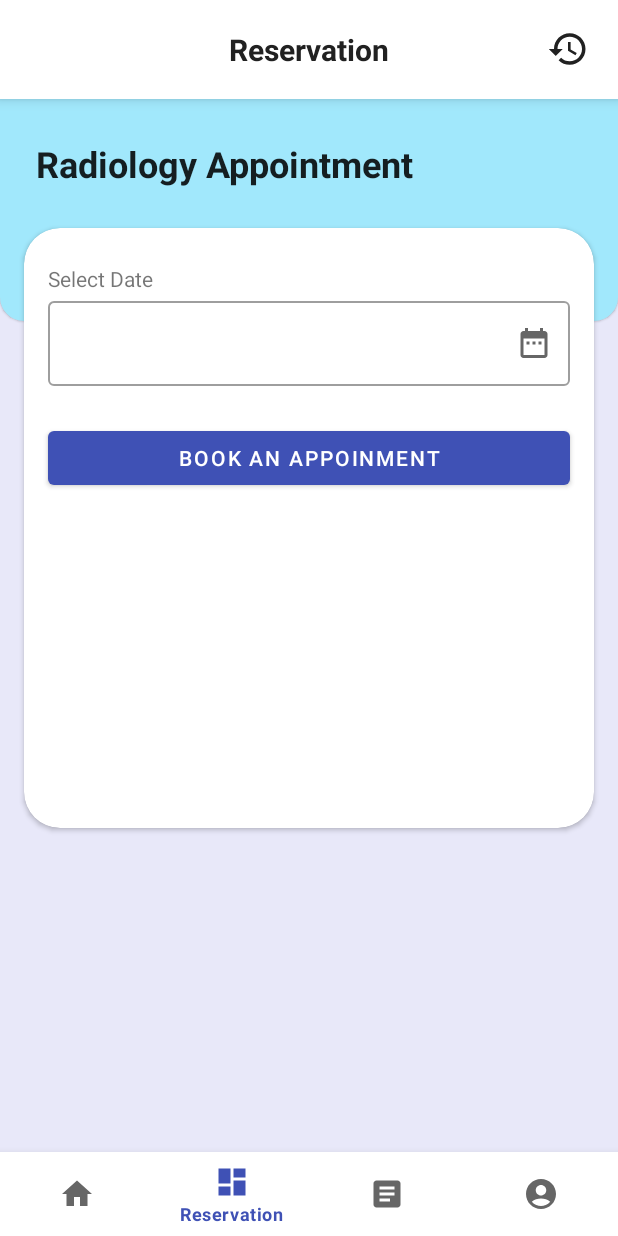
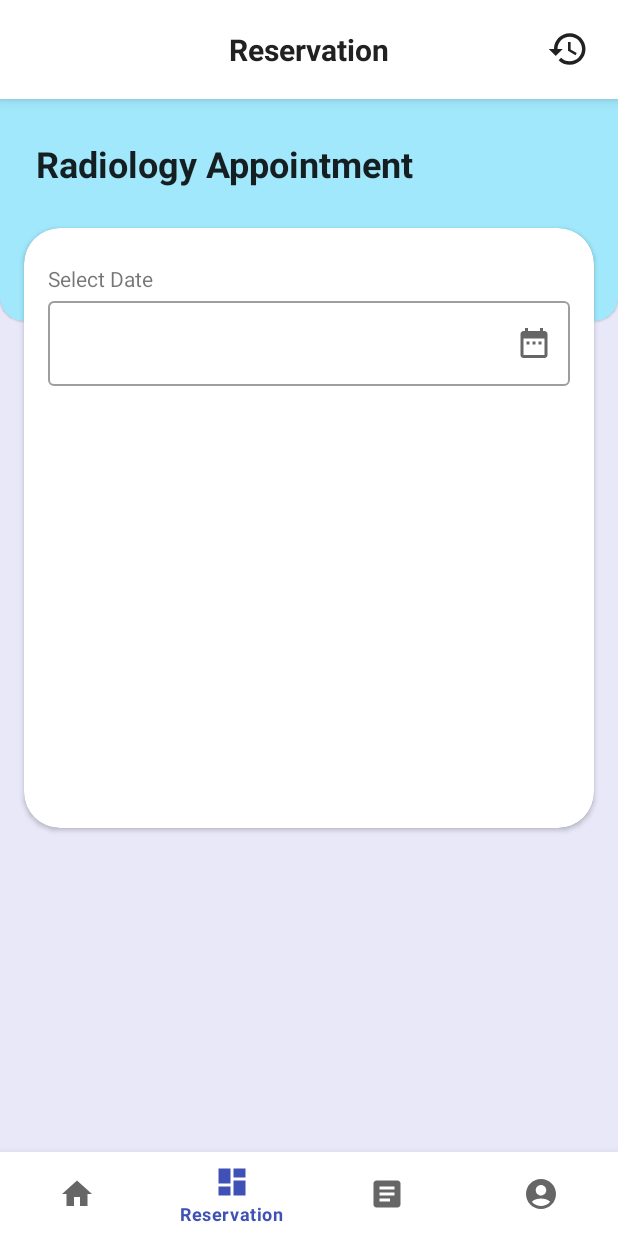
Before and after one commit to er4files/Mira, an Android app: the ReservationFragment screen opened through its navigation route, on a phone screen of 412 x 824 dp. Run offline under Robolectric (Android 15) with nearby library versions, the light colour scheme and no system bars; our stand-ins replace Firebase (no records; nobody signed in at launch, a user with empty details on screens opened directly), navigation-ui; network calls fail; pictures from the network do not load; 1 statement that could not run was skipped.

Commit message:
Revert "Add date logic at reservation"
This reverts commit 2d6e30f216a5107ca99ba8a2e38868597c1396da.

```diff
--- a/app/src/main/res/layout/activity_form_reservation.xml
+++ b/app/src/main/res/layout/activity_form_reservation.xml
@@ -257,7 +257,7 @@
                 app:layout_constraintTop_toTopOf="parent" />
 
             <TextView
-                android:id="@+id/dateTextView"
+                android:id="@+id/dateTv"
                 android:layout_width="wrap_content"
                 android:layout_height="wrap_content"
                 android:layout_marginStart="24dp"
--- a/app/src/main/res/layout/fragment_reservation.xml
+++ b/app/src/main/res/layout/fragment_reservation.xml
@@ -88,16 +88,6 @@
                 <!--                    app:layout_constraintStart_toStartOf="parent"-->
                 <!--                    app:layout_constraintTop_toTopOf="parent" />-->
 
-                <TextView
-                    android:id="@+id/textView7"
-                    android:layout_width="wrap_content"
-                    android:layout_height="wrap_content"
-                    android:layout_marginStart="16dp"
-                    android:layout_marginTop="24dp"
-                    android:text="@string/reservation_select_date"
-                    app:layout_constraintStart_toStartOf="parent"
-                    app:layout_constraintTop_toTopOf="parent" />
-
                 <com.google.android.material.textfield.TextInputLayout
                     android:id="@+id/dateTextInputLayout"
                     style="@style/Widget.MaterialComponents.TextInputLayout.OutlinedBox"
@@ -117,18 +107,15 @@
                         android:layout_height="wrap_content" />
                 </com.google.android.material.textfield.TextInputLayout>
 
-                <Button
-                    android:id="@+id/reservationButton"
-                    android:layout_width="0dp"
+                <TextView
+                    android:id="@+id/textView7"
+                    android:layout_width="wrap_content"
                     android:layout_height="wrap_content"
                     android:layout_marginStart="16dp"
                     android:layout_marginTop="24dp"
-                    android:layout_marginEnd="16dp"
-                    android:text="@string/book_an_appoinment"
-                    app:layout_constraintEnd_toEndOf="parent"
-                    app:layout_constraintHorizontal_bias="0.0"
+                    android:text="@string/reservation_select_date"
                     app:layout_constraintStart_toStartOf="parent"
-                    app:layout_constraintTop_toBottomOf="@+id/dateTextInputLayout" />
+                    app:layout_constraintTop_toTopOf="parent" />
             </androidx.constraintlayout.widget.ConstraintLayout>
 
         </androidx.cardview.widget.CardView>
--- a/app/src/main/res/values/strings.xml
+++ b/app/src/main/res/values/strings.xml
@@ -45,7 +45,6 @@
     <string name="doctor_consultation">Doctor Consultation</string>
     <string name="reservation_date">Reservation Date</string>
     <string name="reservation_select_date">Select Date</string>
-    <string name="book_an_appoinment">Book an Appoinment</string>
 
 
 </resources>
```
Also changed, not shown: app/src/main/java/com/mira/mira/view/formReservation/FormReservationActivity.kt (+6 -34 lines), app/src/main/java/com/mira/mira/view/reservation/ReservationFragment.kt (+3 -13 lines), app/src/main/res/layout/fragment_home.xml (+27 -11 lines), 1 other file.
